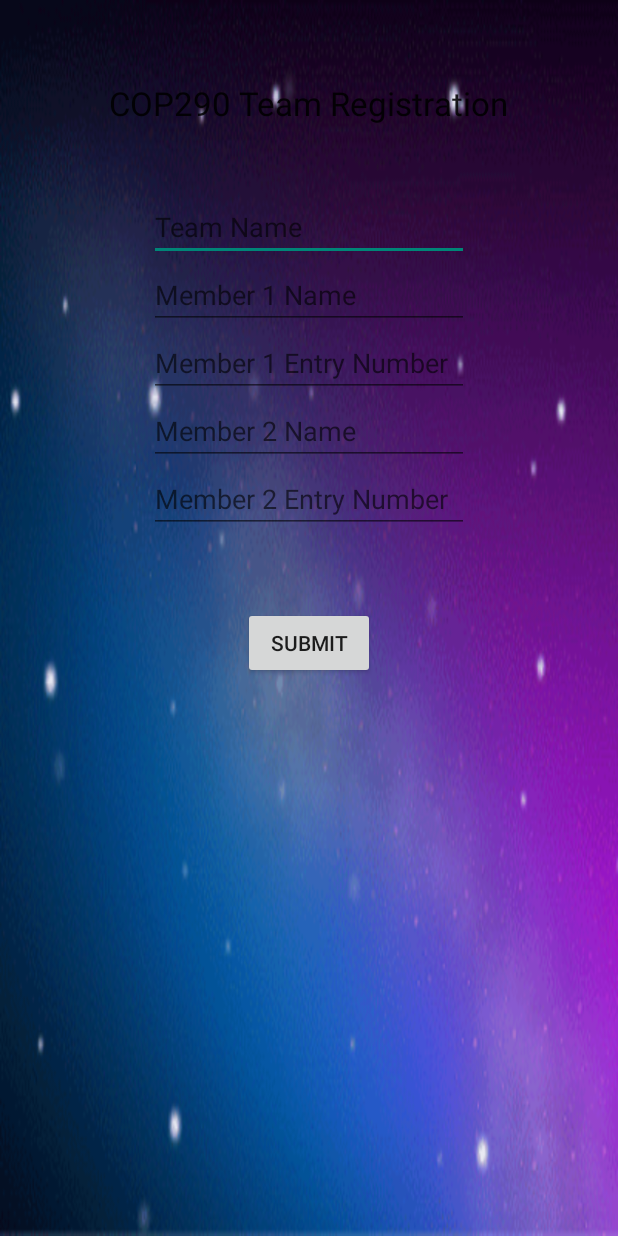
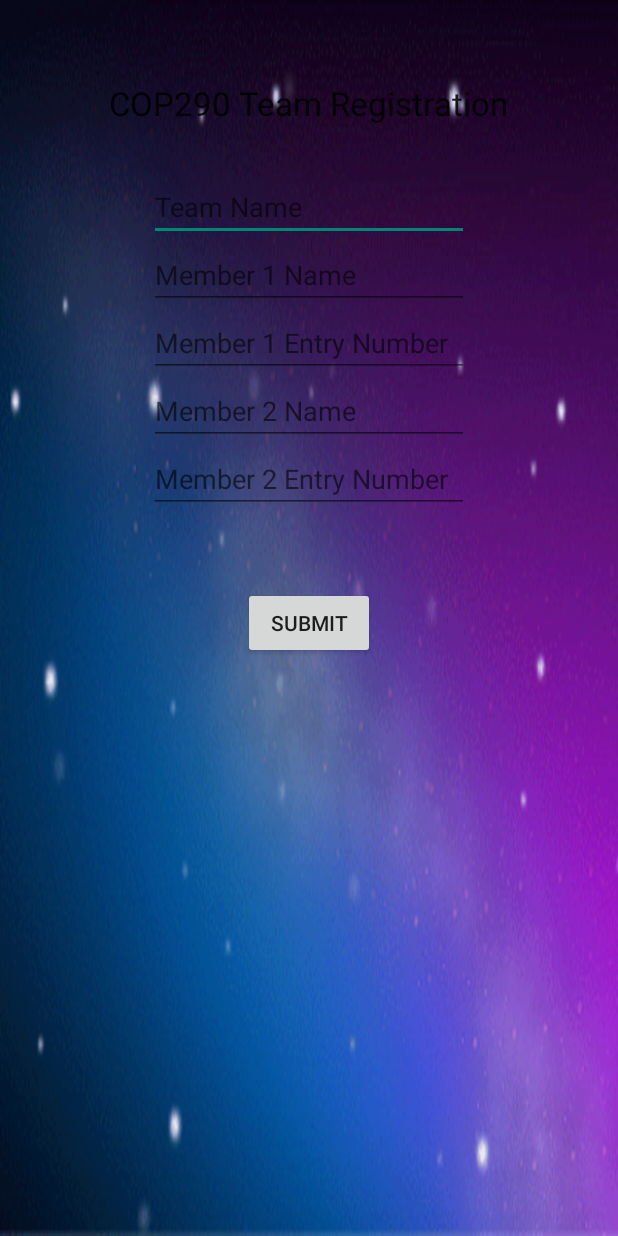
Before and after one commit to SourKream/RegistrationApp, an Android app: the TwoMemberedTeamActivity screen opened directly, with no data from a screen before it, on a phone screen of 412 x 824 dp. Run offline under Robolectric (Android 15) with nearby library versions, the phone set to English and light mode, and no system bars.

Commit message:
2 membered activity brought up to speed

```diff
--- a/RegApp/app/src/main/res/layout/two_membered_team.xml
+++ b/RegApp/app/src/main/res/layout/two_membered_team.xml
@@ -29,10 +29,10 @@
         android:inputType="textPersonName"
         android:hint="Team Name"
         android:ems="10"
-        android:id="@+id/teamName"
+        android:id="@+id/teamnameField"
+        android:layout_marginTop="32dp"
         android:layout_below="@+id/textView"
-        android:layout_centerHorizontal="true"
-        android:layout_marginTop="45dp" />
+        android:layout_centerHorizontal="true" />
 
     <EditText
         android:layout_width="wrap_content"
@@ -40,8 +40,8 @@
         android:inputType="textPersonName"
         android:hint="Member 1 Name"
         android:ems="10"
-        android:id="@+id/member1Name"
-        android:layout_below="@+id/teamName"
+        android:id="@+id/name1Field"
+        android:layout_below="@+id/teamnameField"
         android:layout_centerHorizontal="true" />
 
     <EditText
@@ -50,8 +50,8 @@
         android:inputType="textPersonName"
         android:hint="Member 1 Entry Number"
         android:ems="10"
-        android:id="@+id/member1EntryNumber"
-        android:layout_below="@+id/member1Name"
+        android:id="@+id/entry1Field"
+        android:layout_below="@+id/name1Field"
         android:layout_centerHorizontal="true" />
 
     <EditText
@@ -60,8 +60,8 @@
         android:inputType="textPersonName"
         android:hint="Member 2 Name"
         android:ems="10"
-        android:id="@+id/member2Name"
-        android:layout_below="@+id/member1EntryNumber"
+        android:id="@+id/name2Field"
+        android:layout_below="@+id/entry1Field"
         android:layout_centerHorizontal="true" />
 
     <EditText
@@ -70,8 +70,8 @@
         android:inputType="textPersonName"
         android:hint="Member 2 Entry Number"
         android:ems="10"
-        android:id="@+id/member2EntryNumber"
-        android:layout_below="@+id/member2Name"
+        android:id="@+id/entry2Field"
+        android:layout_below="@+id/name2Field"
         android:layout_centerHorizontal="true" />
 
     <Button
@@ -79,7 +79,7 @@
         android:layout_height="wrap_content"
         android:text="Submit"
         android:id="@+id/button"
-        android:layout_below="@+id/member2EntryNumber"
+        android:layout_below="@+id/entry2Field"
         android:layout_centerHorizontal="true"
         android:layout_marginTop="49dp"
         android:onClick="submit_button" />
```
Also changed, not shown: RegApp/app/src/main/java/io/github/suragnair/regapp/TwoMemberedTeamActivity.java (+131 -153 lines).
